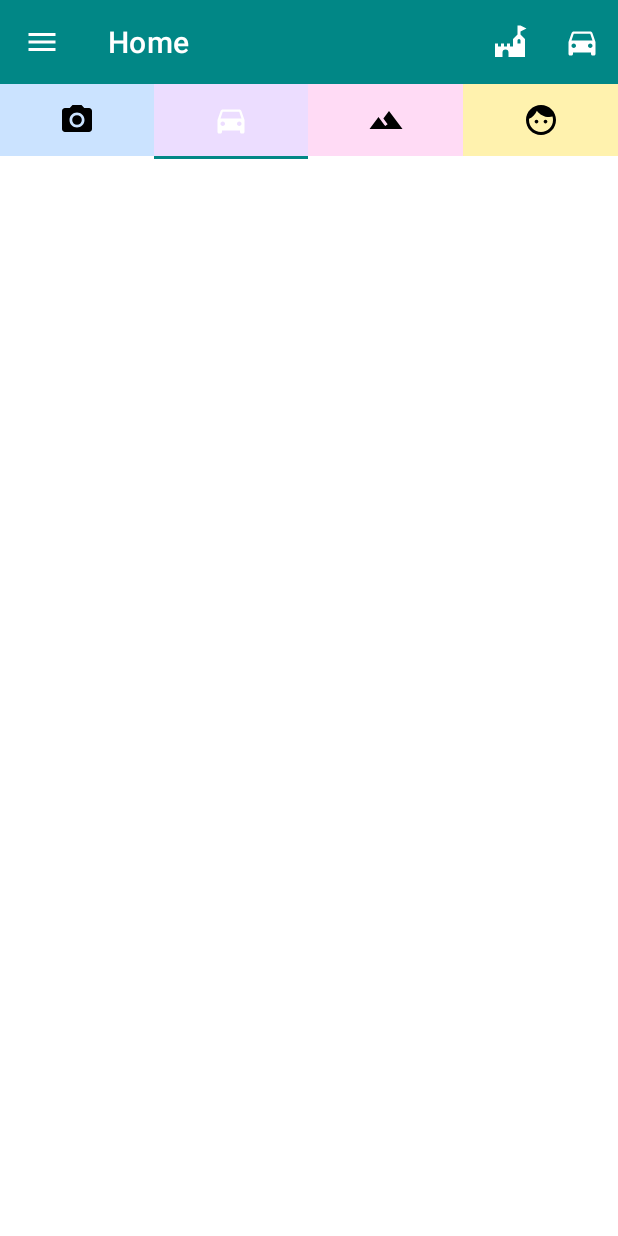
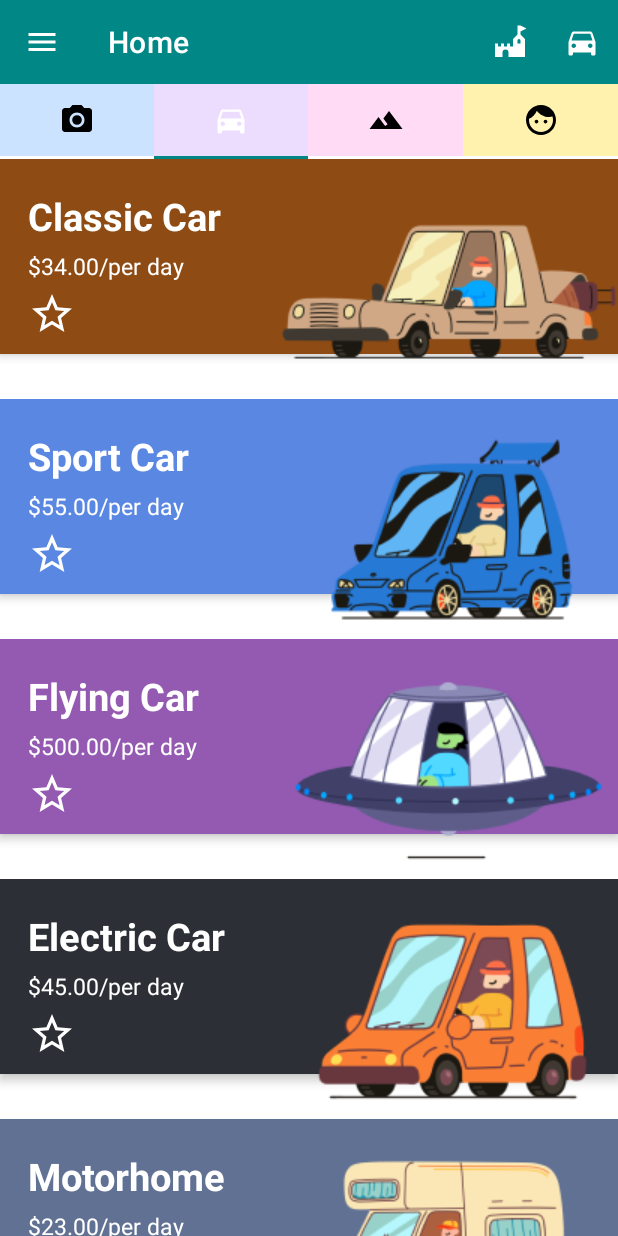
Before and after one commit to R4ULSP/Ejercicio_9_-_RecyclerView, an Android app: the screen it shows after launch (HomeActivity), tab 2 chosen, on a phone screen of 412 x 824 dp. Run offline under Robolectric (Android 15) with nearby library versions, the phone set to English and light mode, and no system bars; 1 statement that could not run was skipped.

Commit message:
Recycler funcional con lista

```diff
--- a/app/src/main/java/es/travelworld/ejercicio9_recyclerview/view/HomeActivity.java
+++ b/app/src/main/java/es/travelworld/ejercicio9_recyclerview/view/HomeActivity.java
@@ -44,12 +44,7 @@ public class HomeActivity extends AppCompatActivity {
         binding = ActivityHomeBinding.inflate(getLayoutInflater());
         setContentView(binding.getRoot());
 
-        //user = getIntent().getParcelableExtra(KEY_USER);
-        user = new User();
-        user.setAgeGroup("1");
-        user.setLastname("a");
-        user.setName("b");
-        user.setPassword("1234");
+        user = getIntent().getParcelableExtra(KEY_USER);
 
         setSupportActionBar(binding.toolbar);
 
--- a/app/src/main/java/es/travelworld/ejercicio9_recyclerview/view/fragments/CarFragment.java
+++ b/app/src/main/java/es/travelworld/ejercicio9_recyclerview/view/fragments/CarFragment.java
@@ -1,9 +1,14 @@
 package es.travelworld.ejercicio9_recyclerview.view.fragments;
+
+import static es.travelworld.ejercicio9_recyclerview.domain.References.PRUEBAS;
 
 import android.os.Bundle;
 
+import androidx.annotation.NonNull;
 import androidx.fragment.app.Fragment;
+import androidx.recyclerview.widget.LinearLayoutManager;
 
+import android.util.Log;
 import android.view.LayoutInflater;
 import android.view.View;
 import android.view.ViewGroup;
@@ -35,7 +40,7 @@ public class CarFragment extends Fragment {
     }
 
     @Override
-    public View onCreateView(LayoutInflater inflater, ViewGroup container,
+    public View onCreateView(@NonNull LayoutInflater inflater, ViewGroup container,
                              Bundle savedInstanceState) {
         binding = FragmentCarBinding.inflate(inflater, container, false);
 
@@ -46,19 +51,22 @@ public class CarFragment extends Fragment {
 
     private void setUpRecycler(FragmentCarBinding binding) {
         binding.carList.setHasFixedSize(true);
+        binding.carList.setLayoutManager(new LinearLayoutManager(getContext()));
         binding.carList.setAdapter(new CarListAdapter(getCarList()));
+        Log.d(PRUEBAS,"Entra en el setUp");
     }
 
     private List<CarItem> getCarList() {
         List<CarItem> list = new ArrayList<>();
-        list.add(new CarItem(34, "classic", "Classic Car", new ResourcesCar("classic")));
-        list.add(new CarItem(55, "sport", "Sport Car", new ResourcesCar("sport")));
-        list.add(new CarItem(500, "flying", "Flying Car", new ResourcesCar("flying")));
-        list.add(new CarItem(45, "electric", "Electric Car", new ResourcesCar("electric")));
-        list.add(new CarItem(23, "motor_home", "Motorhome", new ResourcesCar("motor_home")));
-        list.add(new CarItem(10, "pick_up", "Pickup", new ResourcesCar("pick_up")));
-        list.add(new CarItem(11, "airplane", "Airplane", new ResourcesCar("airplane")));
-        list.add(new CarItem(14, "bus", "Bus", new ResourcesCar("bus")));
+        //TODO revisar que hacer con el resourcesCar
+        list.add(new CarItem(34f, "classic", "Classic Car", new ResourcesCar("classic")));
+        list.add(new CarItem(55f, "sport", "Sport Car", new ResourcesCar("sport")));
+        list.add(new CarItem(500f, "flying", "Flying Car", new ResourcesCar("flying")));
+        list.add(new CarItem(45f, "electric", "Electric Car", new ResourcesCar("electric")));
+        list.add(new CarItem(23f, "motor_home", "Motorhome", new ResourcesCar("motor_home")));
+        list.add(new CarItem(10f, "pick_up", "Pickup", new ResourcesCar("pick_up")));
+        list.add(new CarItem(11f, "airplane", "Airplane", new ResourcesCar("airplane")));
+        list.add(new CarItem(14f, "bus", "Bus", new ResourcesCar("bus")));
 
         return list;
     }
--- a/app/src/main/java/es/travelworld/ejercicio9_recyclerview/view/fragments/adapter/CarListAdapter.java
+++ b/app/src/main/java/es/travelworld/ejercicio9_recyclerview/view/fragments/adapter/CarListAdapter.java
@@ -1,5 +1,8 @@
 package es.travelworld.ejercicio9_recyclerview.view.fragments.adapter;
 
+import static es.travelworld.ejercicio9_recyclerview.domain.References.PRUEBAS;
+
+import android.util.Log;
 import android.view.LayoutInflater;
 import android.view.ViewGroup;
 
@@ -13,24 +16,29 @@ import es.travelworld.ejercicio9_recyclerview.domain.CarItem;
 
 public class CarListAdapter extends RecyclerView.Adapter<RecyclerView.ViewHolder> {
 
-    //TODO: crear constructor para recibir la lista de items
-
-    private List<CarItem> items;
+    private final List<CarItem> items;
 
     public CarListAdapter(List<CarItem> items) {
         this.items = items;
+        Log.d(PRUEBAS,"Entra en el constructor del carlist: " + items.size());
+
     }
 
     @NonNull
     @Override
     public RecyclerView.ViewHolder onCreateViewHolder(@NonNull ViewGroup parent, int viewType) {
         ItemlayoutCarListBinding binding = ItemlayoutCarListBinding.inflate(LayoutInflater.from(parent.getContext()),parent,false);
+
+        Log.d(PRUEBAS,"Entra en el onCreateViewHolder");
+
         return new CarListViewHolder(binding);
     }
 
     @Override
     public void onBindViewHolder(@NonNull RecyclerView.ViewHolder holder, int position) {
+        Log.d(PRUEBAS,"Estoy en la posición: " + position);
         if(holder instanceof CarListViewHolder){
+            Log.d(PRUEBAS,"Estoy en la posición: " + position);
             ((CarListViewHolder)holder).bind(items.get(position));
         }
 
@@ -38,6 +46,7 @@ public class CarListAdapter extends RecyclerView.Adapter<RecyclerView.ViewHolder
 
     @Override
     public int getItemCount() {
+
         return items.size();
     }
 }
--- a/app/src/main/java/es/travelworld/ejercicio9_recyclerview/view/fragments/adapter/CarListViewHolder.java
+++ b/app/src/main/java/es/travelworld/ejercicio9_recyclerview/view/fragments/adapter/CarListViewHolder.java
@@ -1,10 +1,8 @@
 package es.travelworld.ejercicio9_recyclerview.view.fragments.adapter;
 
-import android.graphics.drawable.Drawable;
+import android.widget.Toast;
 
 import androidx.annotation.NonNull;
-import androidx.core.content.ContextCompat;
-import androidx.core.graphics.drawable.DrawableCompat;
 import androidx.recyclerview.widget.RecyclerView;
 
 import es.travelworld.ejercicio9_recyclerview.R;
@@ -13,30 +11,47 @@ import es.travelworld.ejercicio9_recyclerview.domain.CarItem;
 
 public class CarListViewHolder extends RecyclerView.ViewHolder {
 
-    private ItemlayoutCarListBinding binding;
+    private final ItemlayoutCarListBinding binding;
 
     public CarListViewHolder(@NonNull ItemlayoutCarListBinding bindingView) {
         super(bindingView.getRoot());
         this.binding = bindingView;
+
+
     }
 
     public void bind(CarItem carItem) {
         binding.carName.setText(carItem.getCarName());
         binding.carPhoto.setImageResource(getImageFromTypeCar(carItem.getCarType()));
-        binding.carPrice.setText(itemView.getContext().getString(R.string.price_car,carItem.getCarPrice()));
+        binding.carPrice.setText(itemView.getContext().getString(R.string.price_car, carItem.getCarPrice()));
+        binding.cardItem.setBackgroundResource(getCardColor(carItem.getCarType()));
 
-        //getColor(carItem.getCarType());
+        binding.cardItem.setOnClickListener(view -> Toast.makeText(itemView.getContext(), carItem.getCarName(), Toast.LENGTH_SHORT).show());
     }
 
-    private void getColor(String carType) {
-        Drawable tintDrawable = binding.cardItem.getBackground();
-        DrawableCompat.wrap(tintDrawable);
-        DrawableCompat.setTint(tintDrawable, ContextCompat.getColor(itemView.getContext(),R.color.electric_car));
-        //TODO Estructura para aplicar color
+    private int getCardColor(String carType) {
+        switch (carType) {
+            case "sport":
+                return R.color.sport_car;
+            case "flying":
+                return R.color.flying_car;
+            case "electric":
+                return R.color.electric_car;
+            case "motor_home":
+                return R.color.motor_home;
+            case "pick_up":
+                return R.color.pick_up;
+            case "airplane":
+                return R.color.airplane;
+            case "bus":
+                return R.color.bus;
+            default:
+                return R.color.classic_car;
+        }
     }
 
     private int getImageFromTypeCar(String carType) {
-        switch (carType){
+        switch (carType) {
             case "sport":
                 return R.drawable.sport_cart;
             case "flying":
--- a/app/src/main/res/layout/itemlayout_car_list.xml
+++ b/app/src/main/res/layout/itemlayout_car_list.xml
@@ -1,15 +1,21 @@
 <?xml version="1.0" encoding="utf-8"?>
-<com.google.android.material.card.MaterialCardView xmlns:android="http://schemas.android.com/apk/res/android"
+<androidx.constraintlayout.widget.ConstraintLayout xmlns:android="http://schemas.android.com/apk/res/android"
     xmlns:app="http://schemas.android.com/apk/res-auto"
     xmlns:tools="http://schemas.android.com/tools"
+    android:layout_width="match_parent"
+    android:layout_height="150dp"
+    android:layout_marginBottom="10dp">
+
+    <com.google.android.material.card.MaterialCardView
         android:id="@+id/cardItem"
         android:layout_width="match_parent"
-    android:layout_height="150dp"
+        android:layout_height="130dp"
         app:cardCornerRadius="15dp"
         app:cardElevation="4dp"
         app:cardPreventCornerOverlap="true"
         app:cardUseCompatPadding="true"
-    tools:backgroundTint="@color/light_blue">
+        tools:backgroundTint="@color/light_blue"
+        app:layout_constraintTop_toTopOf="parent">
 
         <androidx.constraintlayout.widget.ConstraintLayout
             android:layout_width="match_parent"
@@ -50,16 +56,18 @@
                 app:layout_constraintTop_toBottomOf="@+id/carPrice"
                 app:srcCompat="@drawable/ic_star_border" />
 
-        <!--TODO: sacar del padding del cardView: posible referencia el video 2 -->
+        </androidx.constraintlayout.widget.ConstraintLayout>
+
+    </com.google.android.material.card.MaterialCardView>
+
     <androidx.appcompat.widget.AppCompatImageView
         android:id="@+id/carPhoto"
         android:layout_width="wrap_content"
         android:layout_height="wrap_content"
         app:layout_constraintBottom_toBottomOf="parent"
         app:layout_constraintEnd_toEndOf="parent"
-            tools:srcCompat="@drawable/classic_car" />
+        tools:srcCompat="@drawable/classic_car"
+        android:elevation="4dp"
+        />
 
 </androidx.constraintlayout.widget.ConstraintLayout>
-
-
-</com.google.android.material.card.MaterialCardView>
```
Lines whose indentation alone changed are shown as unchanged.
